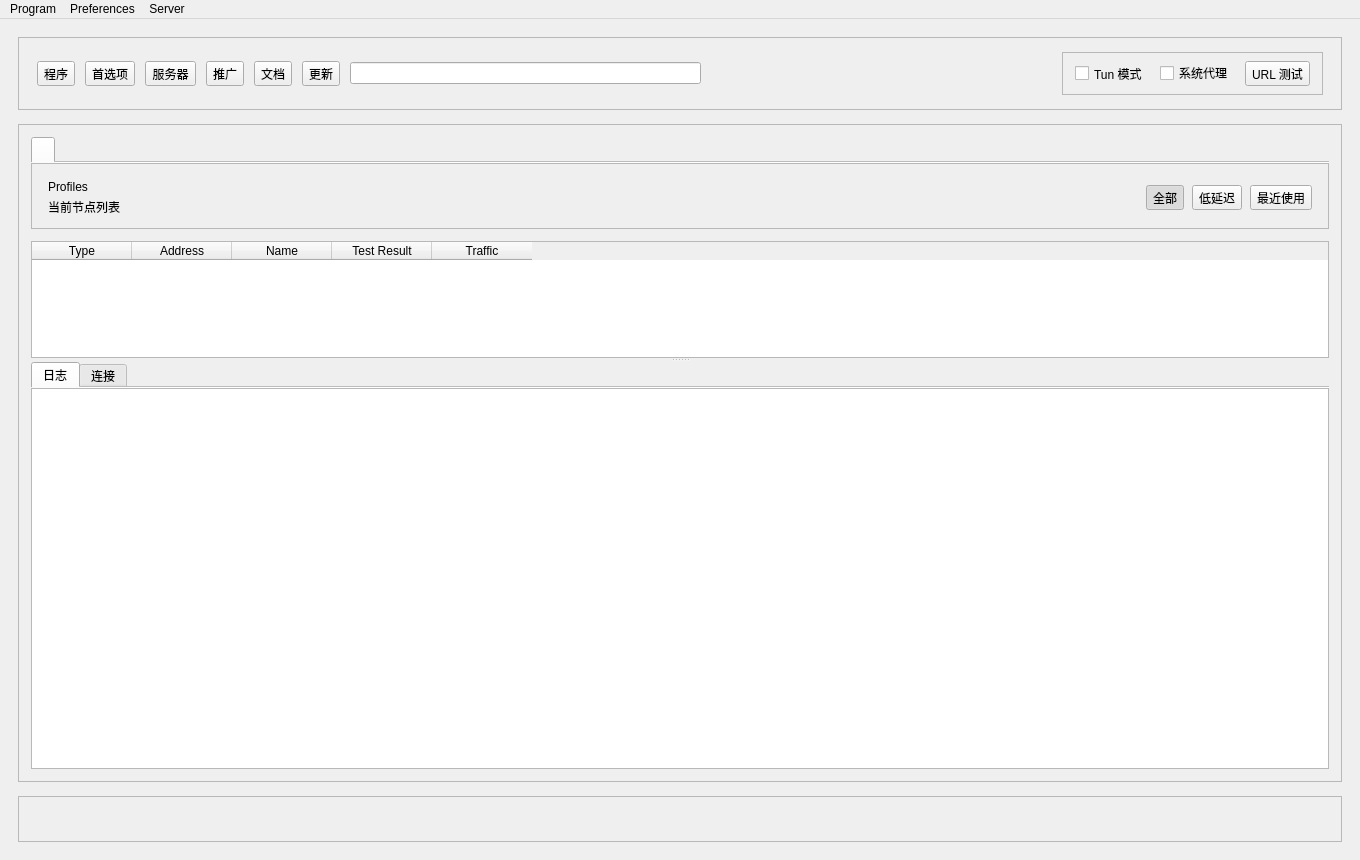
Above: ui/mainwindow.ui from yusuijiang01-orz/nekoray before the change. Below: the same form after it.
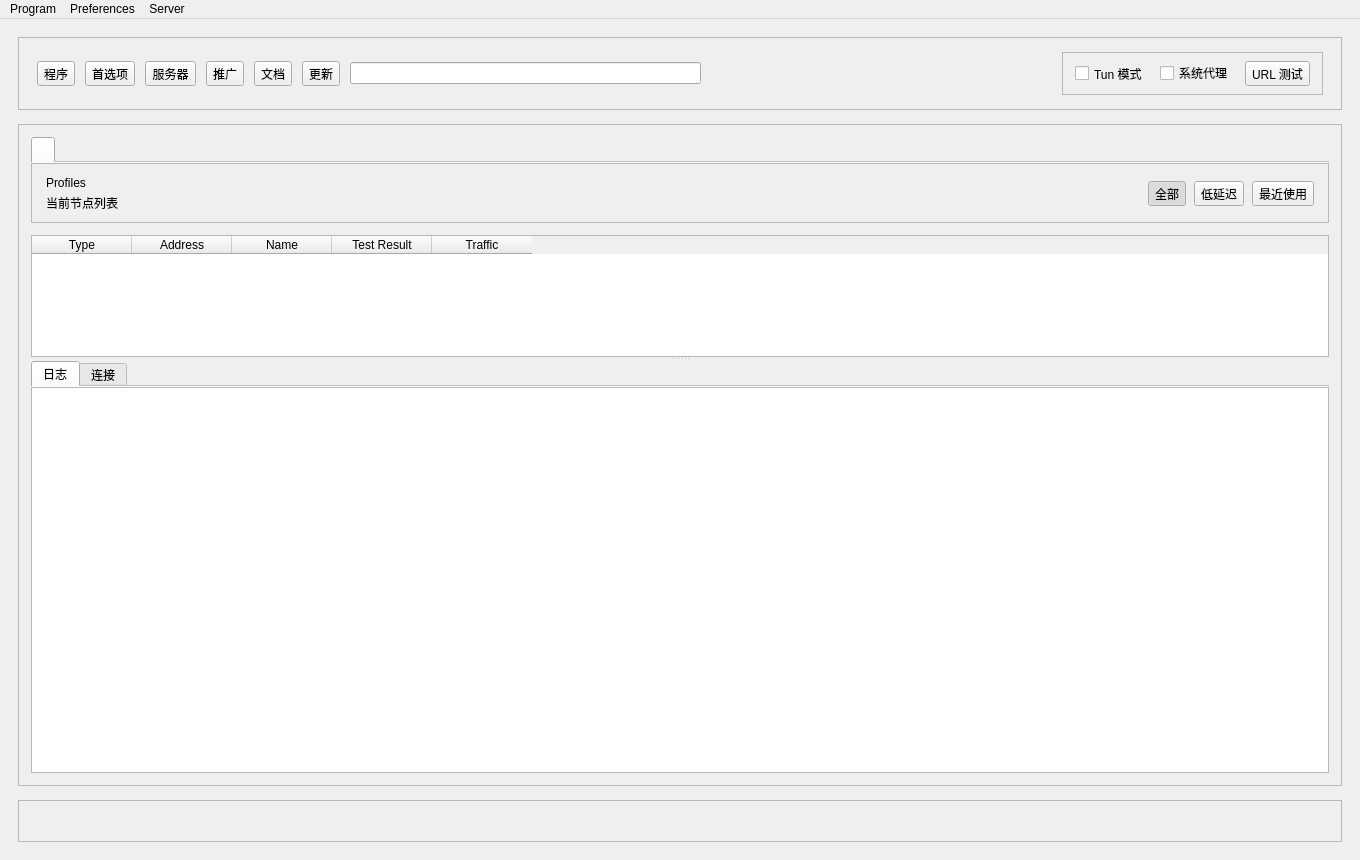
That is the form after the change. Icons and pictures are not drawn. Custom widgets are drawn as their Qt base class.

What changed in the file:
```diff
--- a/ui/mainwindow.ui
+++ b/ui/mainwindow.ui
@@ -347,19 +347,19 @@
             </property>
             <layout class="QHBoxLayout" name="workspaceHeaderLayout">
              <property name="spacing">
-              <number>12</number>
+              <number>10</number>
              </property>
              <property name="leftMargin">
-              <number>16</number>
+              <number>14</number>
              </property>
              <property name="topMargin">
-              <number>16</number>
+              <number>12</number>
              </property>
              <property name="rightMargin">
-              <number>16</number>
+              <number>14</number>
              </property>
              <property name="bottomMargin">
-              <number>12</number>
+              <number>10</number>
              </property>
              <item>
               <layout class="QVBoxLayout" name="workspaceHeaderTextLayout">
@@ -834,19 +834,19 @@
       </property>
       <layout class="QHBoxLayout" name="horizontalLayout">
        <property name="spacing">
-        <number>14</number>
+        <number>10</number>
        </property>
        <property name="leftMargin">
-        <number>16</number>
+        <number>12</number>
        </property>
        <property name="topMargin">
-        <number>12</number>
+        <number>10</number>
        </property>
        <property name="rightMargin">
-        <number>16</number>
+        <number>12</number>
        </property>
        <property name="bottomMargin">
-        <number>12</number>
+        <number>10</number>
        </property>
        <item>
         <widget class="QLabel" name="label_running">
```
